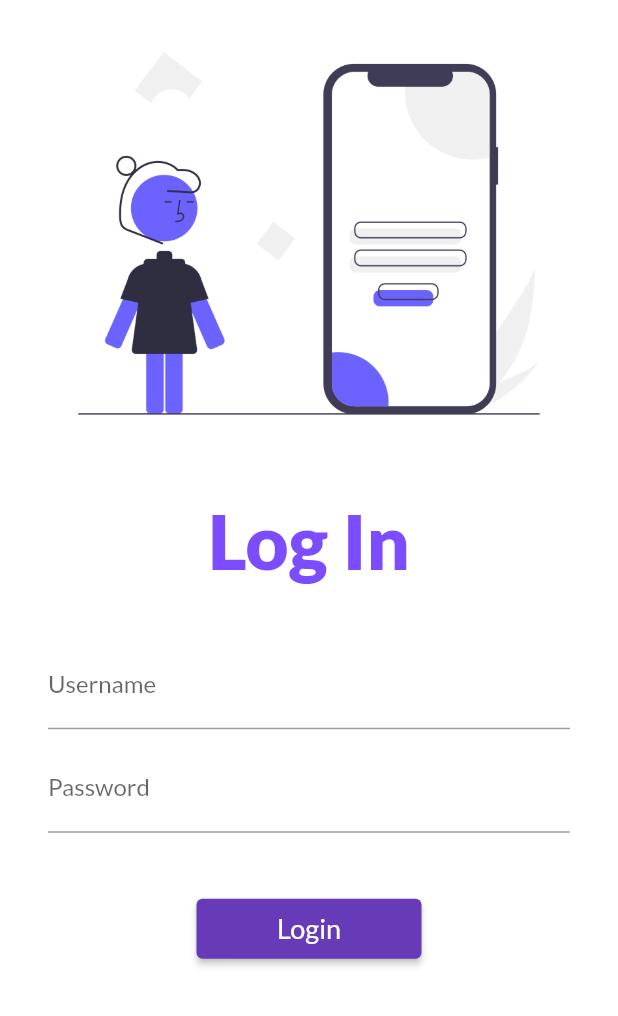
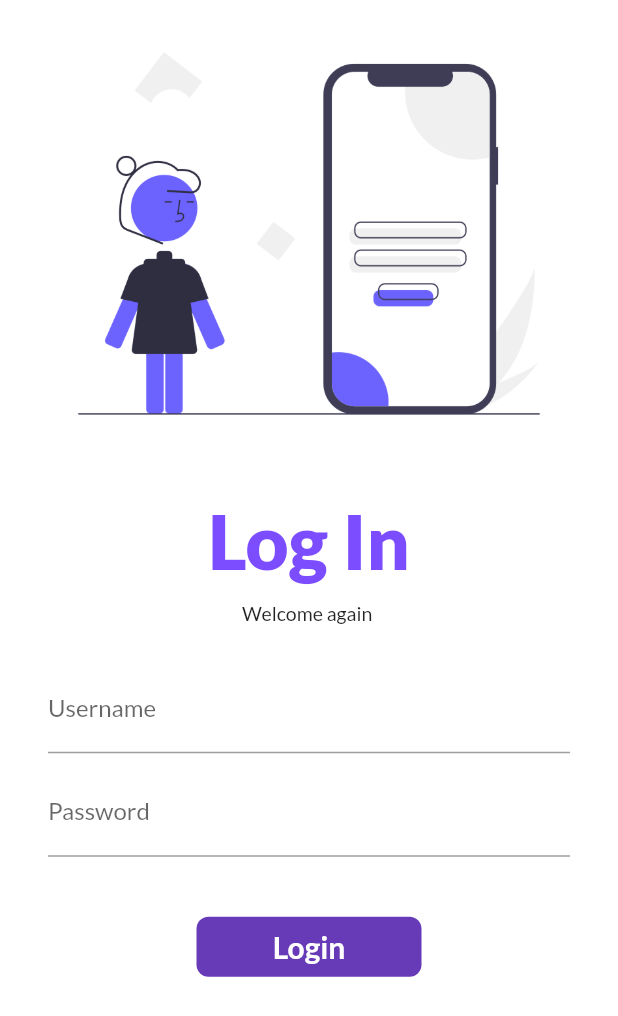
Before and after one commit to Nishant-Narsale/catalog_app, a Flutter app: the screen it shows after launch, on a phone screen of 412 x 824 dp. Shown: the top 1016 px of the screen. Run offline on Flutter 3.47's test engine with Material 2 defaults, Android fonts, the phone set to English and light mode, and no system bars; our stand-ins replace google_fonts.

Commit message:
login button animation and some changes

```diff
--- a/lib/pages/login_page.dart
+++ b/lib/pages/login_page.dart
@@ -1,7 +1,15 @@
 import 'package:catalog_app/utils/routes.dart';
 import 'package:flutter/material.dart';
 
-class LoginPage extends StatelessWidget {
+class LoginPage extends StatefulWidget {
+  @override
+  State<LoginPage> createState() => _LoginPageState();
+}
+
+class _LoginPageState extends State<LoginPage> {
+  String name = "";
+  bool changed = false;
+
   @override
   Widget build(BuildContext context) {
     return Material(
@@ -20,7 +28,12 @@ class LoginPage extends StatelessWidget {
                 color: Colors.deepPurpleAccent,
                 fontWeight: FontWeight.w800),
           ),
-          SizedBox(height: 20.0),
+          SizedBox(height: 10.0),
+          Text(
+            "Welcome again $name",
+            style: TextStyle(fontSize: 13),
+          ),
+          SizedBox(height: 10.0),
           Padding(
             padding:
                 const EdgeInsets.symmetric(vertical: 16.0, horizontal: 32.0),
@@ -31,6 +44,10 @@ class LoginPage extends StatelessWidget {
                     hintText: "Enter username",
                     labelText: "Username",
                   ),
+                  onChanged: (value) {
+                    name = value;
+                    setState(() {});
+                  },
                 ),
                 SizedBox(height: 10.0),
                 TextFormField(
@@ -41,18 +58,52 @@ class LoginPage extends StatelessWidget {
                   ),
                 ),
                 SizedBox(height: 40.0),
-                ElevatedButton(
-                  onPressed: () {
+                InkWell(
+                  onTap: () async {
                     print("login clicked");
+                    setState(() {
+                      changed = true;
+                    });
+
+                    await Future.delayed(Duration(milliseconds: 500));
                     Navigator.pushNamed(context, MyRoutes.homeRoute);
                   },
-                  child: Text(
-                    "Login",
-                    style:
-                        TextStyle(fontWeight: FontWeight.w500, fontSize: 18.0),
+                  child: AnimatedContainer(
+                    duration: Duration(milliseconds: 500),
+                    height: 40,
+                    width: changed ? 50 : 150,
+                    alignment: Alignment.center,
+                    child: changed
+                        ? Icon(
+                            Icons.done,
+                            color: Colors.white,
+                          )
+                        : Text(
+                            "Login",
+                            style: TextStyle(
+                                fontWeight: FontWeight.bold,
+                                fontSize: 20.0,
+                                color: Colors.white),
+                          ),
+                    decoration: BoxDecoration(
+                      borderRadius: BorderRadius.circular(changed ? 50 : 8),
+                      color: Colors.deepPurple,
+                    ),
                   ),
-                  style: TextButton.styleFrom(minimumSize: Size(150, 40)),
                 ),
+
+                // ElevatedButton(
+                //   onPressed: () {
+                //     print("login clicked");
+                //     Navigator.pushNamed(context, MyRoutes.homeRoute);
+                //   },
+                //   child: Text(
+                //     "Login",
+                //     style:
+                //         TextStyle(fontWeight: FontWeight.w500, fontSize: 18.0),
+                //   ),
+                //   style: TextButton.styleFrom(minimumSize: Size(150, 40)),
+                // ),
               ],
             ),
           ),
```
Also changed, not shown: lib/pages/home_page.dart (+12 -1 lines).
